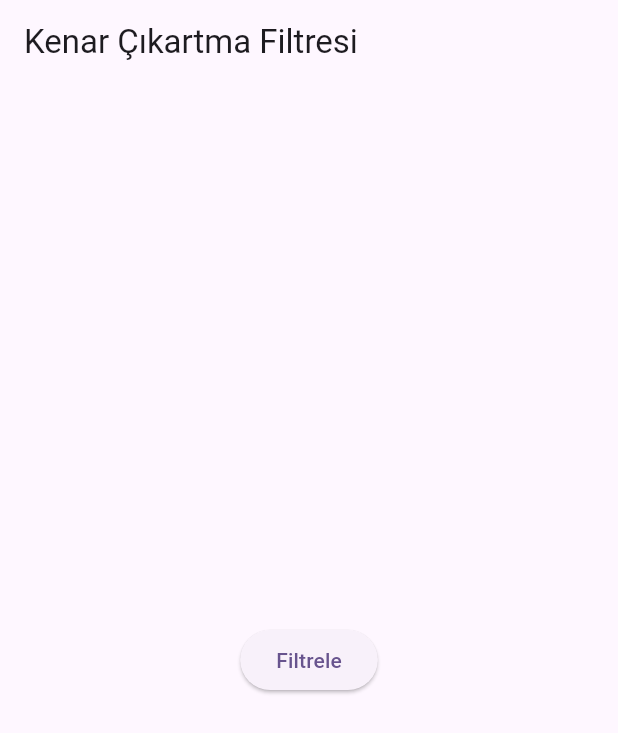
After one commit to muhammetaydinn/json_serializable_example, a Flutter app: the EdgeDetect screen opened directly, after a tap on "Filtrele", on a phone screen of 412 x 824 dp. The commit adds this screen. Shown: the top 733 px of the screen. Run offline on Flutter 3.47's test engine with Material 2 defaults, Android fonts, the phone set to English and light mode, and no system bars; our stand-ins replace image_picker; generated files the repository leaves out were written again.

Commit message:
edge detect filter added

```diff
--- /dev/null
+++ b/lib/edge_detect/edge.dart
@@ -0,0 +1,108 @@
+// ignore_for_file: use_build_context_synchronously
+
+import 'dart:io';
+import 'package:flutter/material.dart';
+import 'package:image/image.dart' as img;
+import 'package:image_picker/image_picker.dart';
+import 'package:path/path.dart';
+import 'package:path_provider/path_provider.dart';
+
+class EdgeDetect extends StatefulWidget {
+  const EdgeDetect({super.key});
+
+  @override
+  State<EdgeDetect> createState() => _EdgeDetectState();
+}
+
+class _EdgeDetectState extends State<EdgeDetect> {
+  @override
+  Widget build(BuildContext context) {
+    Future<void> takePicture() async {
+      final imageFile = await ImagePicker().pickImage(
+        source: ImageSource.camera,
+        maxWidth: 600,
+      );
+
+      final appDir = await getApplicationDocumentsDirectory();
+      final fileName = basename(imageFile!.path);
+      final savedImage =
+          await File(imageFile.path).copy('${appDir.path}/$fileName');
+
+      File? tempFile = await File(imageFile.path).copy(savedImage.path);
+      img.Image? image = img.decodeImage(
+        tempFile.readAsBytesSync(),
+      );
+
+      // Kenar çıkartma filtresini uygula
+      // img.Image edgeImage = img.convolution(
+      //   image!,
+      //   filter: [
+      //     0,
+      //     1,
+      //     0,
+      //     1,
+      //     -4,
+      //     1,
+      //     0,
+      //     1,
+      //     0,
+      //   ],
+      // );
+      //sobel filtresi
+
+      img.Image edgeImage = img.sobel(
+        image!,
+      );
+
+      Directory tempDir = await getTemporaryDirectory();
+      String tempPath = tempDir.path;
+
+      // Filtrelenmiş resmi kaydet
+
+      String resultPath = join(tempPath, '${DateTime.now()}_edge.png');
+      File(resultPath).writeAsBytesSync(img.encodePng(edgeImage));
+
+      showDialog(
+        context: context,
+        builder: (BuildContext context) {
+          return AlertDialog(
+            title: const Text('Kenar Çıkartma Filtresi'),
+            content: Container(
+              color: Colors.red,
+              child: Image.file(
+                File(resultPath),
+              ),
+            ),
+            actions: <Widget>[
+              ElevatedButton(
+                child: const Text('Kapat'),
+                onPressed: () {
+                  Navigator.of(context).pop();
+                },
+              ),
+            ],
+          );
+        },
+      );
+    }
+
+    return Scaffold(
+      appBar: AppBar(
+        title: const Text('Kenar Çıkartma Filtresi'),
+      ),
+      body: Center(
+        child: Column(
+          mainAxisAlignment: MainAxisAlignment.center,
+          children: <Widget>[
+            ElevatedButton(
+              child: const Text('Filtrele'),
+              onPressed: () async {
+                await takePicture();
+              },
+            ),
+          ],
+        ),
+      ),
+    );
+  }
+}
--- a/lib/main.dart
+++ b/lib/main.dart
@@ -4,6 +4,7 @@ import 'package:flutter/material.dart';
 //http
 import 'package:http/http.dart' as http;
 
+import 'edge_detect/edge.dart';
 import 'models/bizim/currency_model.dart';
 
 void main() {
@@ -16,13 +17,12 @@ class MyApp extends StatelessWidget {
   @override
   Widget build(BuildContext context) {
     return MaterialApp(
-      title: 'Flutter Demo',
-      theme: ThemeData(
-        colorScheme: ColorScheme.fromSeed(seedColor: Colors.deepPurple),
-        useMaterial3: true,
-      ),
-      home: const MyHomePage(title: 'Flutter Demo Home Page'),
-    );
+        title: 'Flutter Demo',
+        theme: ThemeData(
+          colorScheme: ColorScheme.fromSeed(seedColor: Colors.deepPurple),
+          useMaterial3: true,
+        ),
+        home: const EdgeDetect());
   }
 }
 
```
